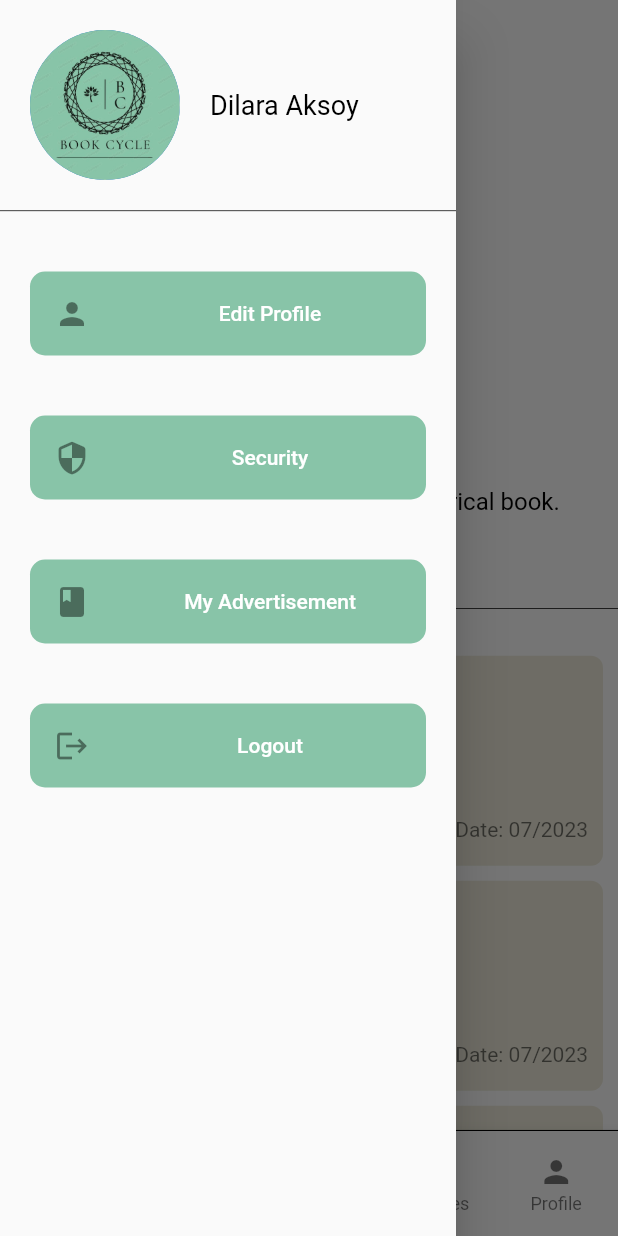
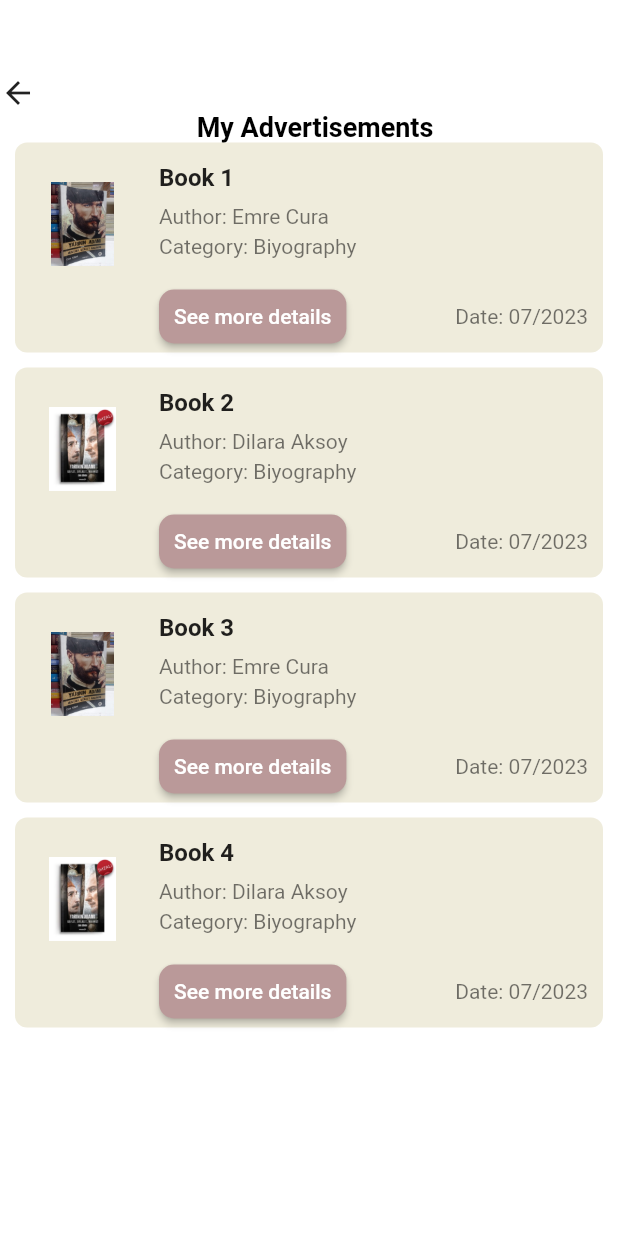
Before and after one commit to emrecura11/bookcycle, a Flutter app: the HomePage screen opened directly, item 5 of the bottom bar chosen, in the side drawer, after a tap on "Get Contact", on a phone screen of 412 x 824 dp. Run offline on Flutter 3.47's test engine with Material 2 defaults, Android fonts, the phone set to English and light mode, and no system bars; our stand-ins replace image_picker, permission_handler, shared_preferences; accounts and stored records are empty.

Commit message:
Added my_advertisements page

```diff
--- a/lib/pages/edit_profile_page.dart
+++ b/lib/pages/edit_profile_page.dart
@@ -1,5 +1,6 @@
 import 'dart:io';
 import 'package:bookcycle/widgets/basic_button.dart';
+import 'package:bookcycle/widgets/basic_textfield.dart';
 import 'package:flutter/material.dart';
 import 'package:image_picker/image_picker.dart';
 import 'package:permission_handler/permission_handler.dart';
@@ -117,14 +118,39 @@ class _EditProfileState extends State<EditProfile> {
               ),
             ),
             const SizedBox(height: 50,),
-            TextField(
+            Padding(
+              padding: const EdgeInsets.symmetric(horizontal: 15.0),
+              child: TextField(
+                controller: _descriptionController,
+                decoration: const InputDecoration(
+                  labelText: 'Username',
+                  labelStyle: TextStyle(color: Colors.black),
+                  border: OutlineInputBorder(),
+                  focusedBorder: OutlineInputBorder(
+                    borderSide: BorderSide(),
+                  ),
+                ),
+                cursorColor: const Color(0xFF88C4A8),
+                maxLines: null,
+              ),
+            ),
+            const SizedBox(height: 20,),
+            Padding(
+              padding: const EdgeInsets.symmetric(horizontal: 15.0),
+              child: TextField(
                 controller: _descriptionController,
                 decoration: const InputDecoration(
                   labelText: 'Description',
+                  labelStyle: TextStyle(color: Colors.black),
                   border: OutlineInputBorder(),
+                  focusedBorder: OutlineInputBorder(
+                    borderSide: BorderSide(color: Color(0xFF88C4A8)),
                   ),
+                ),
+                cursorColor: const Color(0xFF88C4A8),
                 keyboardType: TextInputType.multiline,
                 maxLines: null,
+              ),
             ),
 
            const SizedBox(height: 20,),
--- a/lib/pages/home_page.dart
+++ b/lib/pages/home_page.dart
@@ -14,10 +14,9 @@ class HomePage extends StatelessWidget {
   Widget build(BuildContext context) {
     return Scaffold(
       backgroundColor: Colors.white,
-      body: Column(
-        crossAxisAlignment: CrossAxisAlignment.start,
+      body: ListView(
         children: [
-          SizedBox(height: 50),
+          SizedBox(height: 20),
           Padding(
             padding: const EdgeInsets.all(8.0),
             child: Container(
--- /dev/null
+++ b/lib/pages/my_advertisements.dart
@@ -0,0 +1,148 @@
+import 'package:bookcycle/widgets/basic_button.dart';
+import 'package:bookcycle/widgets/drawer_profile.dart';
+import 'package:flutter/material.dart';
+
+import '../widgets/bottomnavbar.dart';
+
+void main() {
+  runApp(MyApp());
+}
+
+class Book {
+  final String title;
+  final String author;
+  final String category;
+  final String date;
+  final String imagePath;
+
+  Book(this.title, this.author,this.category, this.date, this.imagePath);
+}
+
+class MyApp extends StatelessWidget {
+  @override
+  Widget build(BuildContext context) {
+    return MaterialApp(
+      home: MyAdvertisements(),
+    );
+  }
+}
+
+class MyAdvertisements extends StatelessWidget {
+  final GlobalKey<ScaffoldState> _scaffoldKey = GlobalKey<ScaffoldState>();
+
+  final List<Book> books = [
+    Book("Book 1", "Emre Cura", "Biyography", "07/2023", 'images/yarının_adamı_1.jpg'),
+    Book("Book 2", "Dilara Aksoy", "Biyography", "07/2023", 'images/yarının_adamı_2.jpg'),
+    Book("Book 3", "Emre Cura", "Biyography", "07/2023", 'images/yarının_adamı_1.jpg'),
+    Book("Book 4", "Dilara Aksoy", "Biyography", "07/2023", 'images/yarının_adamı_2.jpg'),
+  ];
+
+  @override
+  Widget build(BuildContext context) {
+    return Scaffold(
+      backgroundColor: Colors.white,
+      body: SingleChildScrollView(
+        child: Center(
+          child: Column(
+            mainAxisAlignment: MainAxisAlignment.spaceBetween,
+            crossAxisAlignment: CrossAxisAlignment.start,
+            children: [
+              const SizedBox(height: 50,),
+
+                  GestureDetector(
+                    onTap: () => Navigator.pop(context),
+                    child: const Icon(Icons.arrow_back, size: 24.0),
+                  ),
+
+                  const Padding(
+                    padding: EdgeInsets.only(left: 8.0),
+                    child: Align(
+                      alignment: Alignment.center,
+                      child: Text(
+                        "My Advertisements",
+                        style: TextStyle(
+                          fontSize: 18,
+                          color: Colors.black,
+                          fontWeight: FontWeight.bold,
+                        ),
+                      ),
+                    ),
+                  ),
+
+
+              // ListView
+              ListView.builder(
+                shrinkWrap: true,
+                physics: NeverScrollableScrollPhysics(),
+                itemCount: books.length,
+                itemBuilder: (BuildContext context, int index) {
+                  return Container(
+                    margin: EdgeInsets.symmetric(horizontal: 10), // Sağdan ve soldan 5 dp uzaklık
+                    child: Column(
+                      children: <Widget>[
+                        Container(
+                          width: double.infinity, // ListTile'ın genişliği
+                          height: 140, // ListTile'ın yüksekliği
+                          decoration: BoxDecoration(
+                            color: const Color(0xFFEFECDC), // Arka plan rengi
+                            borderRadius: BorderRadius.circular(8), // Köşe yarıçapı
+                          ),
+                          child: ListTile(
+                            leading: Image.asset(books[index].imagePath, width: 70, height: 100), // Resim boyutu
+                            title: Text(books[index].title,
+                              style:
+                              const TextStyle(
+                                fontWeight: FontWeight.bold,
+                              ),
+                            ),
+                            subtitle: Column(
+                              crossAxisAlignment: CrossAxisAlignment.start,
+                              children: <Widget>[
+                                SizedBox(height: 8),
+                                Text(
+                                  "Author: ${books[index].author}",
+                                ),
+                                SizedBox(height: 4),
+                                Text(
+                                    "Category: ${books[index].category}"
+                                ),
+                                SizedBox(height: 15),
+                                Container(
+                                  width: double.infinity,
+                                  child: Row(
+                                    mainAxisAlignment: MainAxisAlignment.spaceBetween,
+                                    children: [
+                                      ElevatedButton(
+                                        style: ElevatedButton.styleFrom(
+                                          backgroundColor: const  Color(0xFFBA9999),
+                                          padding: const EdgeInsets.symmetric(horizontal: 10,),
+                                          shape: RoundedRectangleBorder(
+                                            borderRadius: BorderRadius.circular(10.0),
+                                          ),
+                                        ),
+
+                                        onPressed:  () {},
+                                        child: const Text('See more details'),
+                                      ),
+                                      Text("Date: ${books[index].date}"),
+                                    ],
+                                  ),
+                                ),
+                              ],
+                            ),
+                            contentPadding: EdgeInsets.all(10), // İçerik boşluğu
+                          ),
+                        ),
+                        SizedBox(height: 10), // Elemanlar arasında 10 dp boşluk
+                      ],
+                    ),
+                  );
+                },
+              )
+            ],
+          ),
+        ),
+      ),
+    );
+  }
+}
--- a/lib/pages/profile_page.dart
+++ b/lib/pages/profile_page.dart
@@ -87,7 +87,7 @@ class ProfilePage extends StatelessWidget {
                 children: const [
                   Icon(
                     Icons.location_on,
-                    color: Colors.teal,
+                    color: Color(0xFF88C4A8),
                   ),
                   Text(
                     "Antalya",
@@ -113,7 +113,7 @@ class ProfilePage extends StatelessWidget {
                 children: [
                   const Icon(
                     Icons.messenger,
-                    color: Colors.teal,
+                    color: Color(0xFF88C4A8),
                   ),
                   BasicButton(
                       onTap:() {
@@ -146,7 +146,7 @@ class ProfilePage extends StatelessWidget {
                 ),
               ),
 
-              // ListView ekleyin
+              // ListView
               ListView.builder(
                 shrinkWrap: true,
                 physics: NeverScrollableScrollPhysics(),
--- a/lib/widgets/bottomnavbar.dart
+++ b/lib/widgets/bottomnavbar.dart
@@ -1,4 +1,5 @@
 import 'package:flutter/material.dart';
+import 'package:shared_preferences/shared_preferences.dart';
 import 'package:bookcycle/pages/home_page.dart';
 import 'package:bookcycle/pages/profile_page.dart';
 
@@ -10,7 +11,39 @@ class BottomNavBar extends StatefulWidget {
 class _BottomNavBarState extends State<BottomNavBar> {
   int _selectedIndex = 0;
 
-  List<Widget> _pages = [
+
+
+
+  @override
+  void initState() {
+    super.initState();
+    _loadIndex();
+  }
+
+  _loadIndex() async {
+    SharedPreferences prefs = await SharedPreferences.getInstance();
+    setState(() {
+      _selectedIndex = (prefs.getInt('selectedIndex') ?? 0);
+    });
+  }
+
+  _saveIndex(int index) async {
+    SharedPreferences prefs = await SharedPreferences.getInstance();
+    await prefs.setInt('selectedIndex', index);
+  }
+
+  void _onItemTapped(int index) {
+    setState(() {
+      _selectedIndex = index;
+    });
+    _saveIndex(index);
+    Navigator.push(
+      context,
+      MaterialPageRoute(builder: (context) => _pages[index]),
+    );
+  }
+
+  final List<Widget> _pages = [
     HomePage(),
     HomePage(),
     HomePage(),
@@ -26,58 +59,29 @@ class _BottomNavBarState extends State<BottomNavBar> {
           top: BorderSide(color: Colors.black, width: 0.7),
         ),
       ),
-      child: BottomNavigationBar(
-        backgroundColor: Colors.white,
-        currentIndex: _selectedIndex,
-        selectedItemColor: const Color(0xFF88C4A8),
-        type: BottomNavigationBarType.fixed,
-        items: <BottomNavigationBarItem>[
-          BottomNavigationBarItem(
-            icon: Icon(Icons.home),
-            label: 'Home',
+      child: BottomAppBar(
+        color: Colors.white,
+        child: Container(
+          height: kToolbarHeight + 5,
+          child: Row(
+            mainAxisAlignment: MainAxisAlignment.spaceAround,
+            children: <Widget>[
+              _buildIcon(Icons.home_outlined, Icons.home, 0),
+              _buildIcon(Icons.messenger_outline, Icons.messenger, 1),
+              _buildIcon(Icons.add_circle_outline, Icons.add_circle, 2, size: 30),
+              _buildIcon(Icons.favorite_border_outlined, Icons.favorite, 3),
+              _buildIcon(Icons.person_2_outlined, Icons.person_2, 4),
+            ],
           ),
-          BottomNavigationBarItem(
-            icon: Icon(Icons.message),
-            label: 'Messages',
-          ),
-          BottomNavigationBarItem(
-            icon: ClipOval(
-              child: Container(
-                width: 40,
-                height: 40,
-                color: _selectedIndex == 2 ? Colors.white : const Color(0xFF88C4A8),
-                child: Center(
-                  child: Icon(
-                    Icons.add,
-                    size: 40,
-                    color: _selectedIndex == 2 ? const Color(0xFF88C4A8) : Colors.white,
-                  ),
-                ),
-              ),
-            ),
-            label: 'Add',
-          ),
-          BottomNavigationBarItem(
-            icon: Icon(Icons.favorite),
-            label: 'Favorites',
-          ),
-          BottomNavigationBarItem(
-            icon: Icon(Icons.person),
-            label: 'Profile',
-          ),
-        ],
-        onTap: (int index) {
-          setState(() {
-            _selectedIndex = index;
-          });
-
-          // Navigate to the selected page
-          Navigator.push(
-            context,
-            MaterialPageRoute(builder: (context) => _pages[index]),
-          );
-        },
+        ),
       ),
     );
   }
+
+  Widget _buildIcon(IconData outlineIcon, IconData solidIcon, int index, {double size = 24.0}) {
+    return IconButton(
+      onPressed: () => _onItemTapped(index),
+      icon: Icon(_selectedIndex == index ? solidIcon : outlineIcon, size: size),
+    );
+  }
 }
--- a/lib/widgets/drawer_profile.dart
+++ b/lib/widgets/drawer_profile.dart
@@ -1,6 +1,7 @@
 import 'package:bookcycle/pages/change_location_page.dart';
 import 'package:bookcycle/pages/change_password_page.dart';
 import 'package:bookcycle/pages/edit_profile_page.dart';
+import 'package:bookcycle/pages/my_advertisements.dart';
 import 'package:bookcycle/widgets/drawer_security.dart';
 import 'package:flutter/material.dart';
 
@@ -75,7 +76,10 @@ class _ProfileDrawerState extends State<ProfileDrawer> {
             icon: Icons.book,
             text: "My Advertisement",
             onTap: () {
-              // Handle My Advertisement tap
+              Navigator.push(
+                context,
+                MaterialPageRoute(builder: (context) => MyAdvertisements()),
+              );
             },
           ),
           buildDrawerItem(
--- a/pubspec.yaml
+++ b/pubspec.yaml
@@ -39,6 +39,7 @@ dependencies:
   multi_dropdown: ^2.0.0
   photo_manager: ^2.6.0
   photo_view: ^0.14.0
+  shared_preferences: ^2.2.2
 
 
 dev_dependencies:
```
Also changed, not shown: pubspec.lock, 1 other file. Lines whose indentation alone changed are shown as unchanged.
